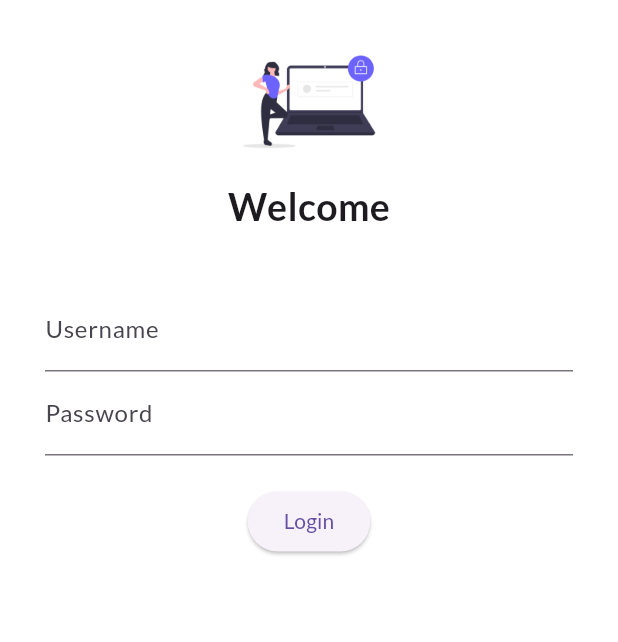
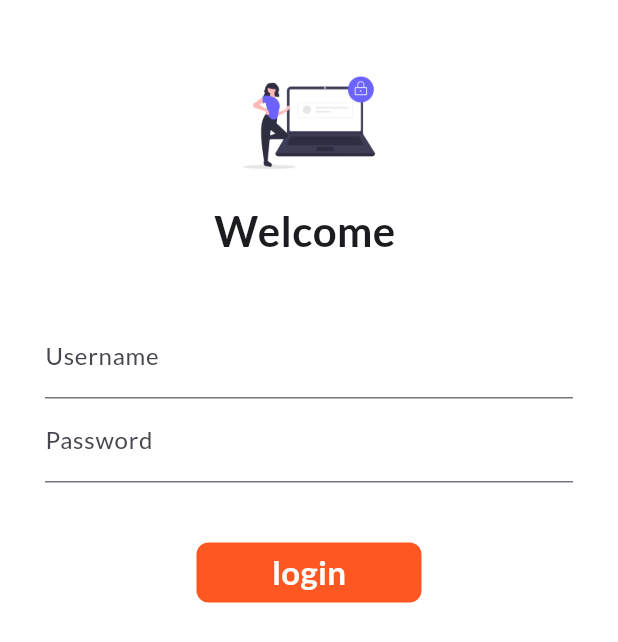
Before and after one commit to parvati2004/first_flutter, a Flutter app: the screen it shows after launch, on a phone screen of 412 x 824 dp. Shown: the top 642 px of the screen. Run offline on Flutter 3.47's test engine with Material 3 defaults, Android fonts, the phone set to English and light mode, and no system bars; our stand-ins replace google_fonts.

Commit message:
day6 complete

```diff
--- a/lib/main.dart
+++ b/lib/main.dart
@@ -3,6 +3,7 @@ import 'package:flutter/material.dart';
 import 'pages/home_page.dart';
 import 'package:google_fonts/google_fonts.dart';
 import 'pages/login_page.dart';
+import 'utils/routes.dart';
 void main(){
   runApp(MyApp());
 }
@@ -24,12 +25,12 @@ class MyApp extends StatelessWidget {
       fontFamily:GoogleFonts.lato().fontFamily,
 
      ),
-
+     debugShowCheckedModeBanner: false,
 
     routes: {
       "/":(context)=> LoginPage(),
-       "/home":(context)=>HomePage(),
-      "/login":(context)=>LoginPage()
+       MyRoutes.homeRoute:(context)=>HomePage(),
+       MyRoutes.loginRoute:(context)=>LoginPage()
     },
     );
   }
--- a/lib/pages/login_page.dart
+++ b/lib/pages/login_page.dart
@@ -1,40 +1,52 @@
+import 'package:first_flutter/utils/routes.dart';
 import 'package:flutter/material.dart';
 import 'dart:math' as math;
 
-class LoginPage extends StatelessWidget {
+class LoginPage extends StatefulWidget {
   const LoginPage({super.key});
 
   @override
+  State<LoginPage> createState() => _LoginPageState();
+}
+
+class _LoginPageState extends State<LoginPage> {
+  String name = "";
+  bool changeButton=false;
+
+  @override
   Widget build(BuildContext context) {
-    // Keep the image at most 280 px wide, and never more than 25 % of the window
     final double imgWidth = math.min(
-      280,                               // hard upper‑limit
+      280,
       MediaQuery.of(context).size.width * 0.25,
     );
 
     return Material(
       color: Colors.white,
+      child: SingleChildScrollView(
         child: Column(
           children: [
-          const SizedBox(height: 16),
+            const SizedBox(height: 30),
 
+            // Logo/Image
             Padding(
               padding: const EdgeInsets.symmetric(horizontal: 30, vertical: 16),
               child: SizedBox(
                 width: imgWidth,
                 child: Image.asset(
                   "assets/images/login.png",
-                fit: BoxFit.contain,      // shrink to fit without distortion
+                  fit: BoxFit.contain,
                 ),
               ),
             ),
 
-          const Text(
-            "Welcome",
-            style: TextStyle(fontSize: 25, fontWeight: FontWeight.bold),
+            // Welcome Text  (const removed)
+            Text(
+              "Welcome $name",
+              style: const TextStyle(fontSize: 28, fontWeight: FontWeight.bold),
             ),
             const SizedBox(height: 20),
 
+            // Input Fields
             Padding(
               padding: const EdgeInsets.symmetric(horizontal: 30, vertical: 16),
               child: Column(
@@ -44,28 +56,62 @@ class LoginPage extends StatelessWidget {
                       hintText: "Enter username",
                       labelText: "Username",
                     ),
+                     onChanged: (value) {
+                      setState(() {
+                        name = value;
+                      });
+                    },
                   ),
                   TextFormField(
                     obscureText: true,
-
                     decoration: const InputDecoration(
                       hintText: "Enter password",
                       labelText: "Password",
                     ),
+
                   ),
-                const SizedBox(height: 20),
-                ElevatedButton(
-                  child:Text("Login"),
-                  style:TextButton.styleFrom(),
-                  onPressed: (){
-                    print("hi Parvati");
+
+                  const SizedBox(height: 40.0),
+
+                  // Simple “Login” container (no navigation code kept)
+                InkWell(
+                  onTap:()async{
+                    setState((){
+                      changeButton=true;
+
+                    });
+                    await Future.delayed(Duration(seconds:1));
+                   Navigator.pushNamed(context, MyRoutes.homeRoute);
+
                   },
+                    child: AnimatedContainer(
+                      duration:Duration(seconds:1) ,
+                      width:changeButton?50: 150,
+                      height: 40,
+
+                      alignment: Alignment.center,
+                      child: changeButton?Icon(Icons.done,color:Colors.white): Text(
+                        "login",
+                        style: TextStyle(
+                          color: Colors.white,
+                          fontWeight: FontWeight.bold,
+                          fontSize:22
+                        ),
+                      ),
+                      decoration:BoxDecoration(
+                         color: Colors.deepOrange,
+                        //  shape:changeButton?BoxShape.circle:BoxShape.rectangle,
+                        borderRadius:
+                         BorderRadius.circular(changeButton?50:8),
+                      ) ,
+                    ),
                   ),
                 ],
               ),
             ),
           ],
         ),
+      ),
     );
   }
 }
--- /dev/null
+++ b/lib/utils/routes.dart
@@ -0,0 +1,5 @@
+class MyRoutes{
+    static String loginRoute="/login";
+    static String homeRoute="/home";
+
+}
```
Also changed, not shown: web_entrypoint.dart (added). Lines whose indentation alone changed are shown as unchanged.
